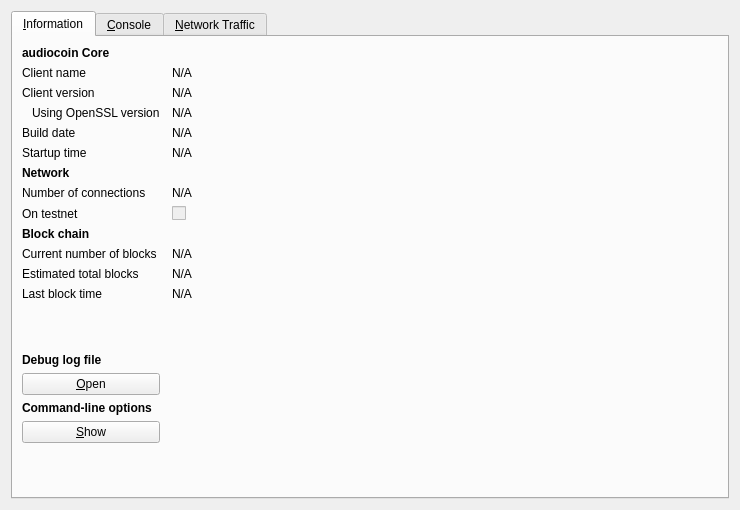
First picture: the form in src/qt/forms/rpcconsole.ui, repository aurovine/AudioCoin, before the edit.
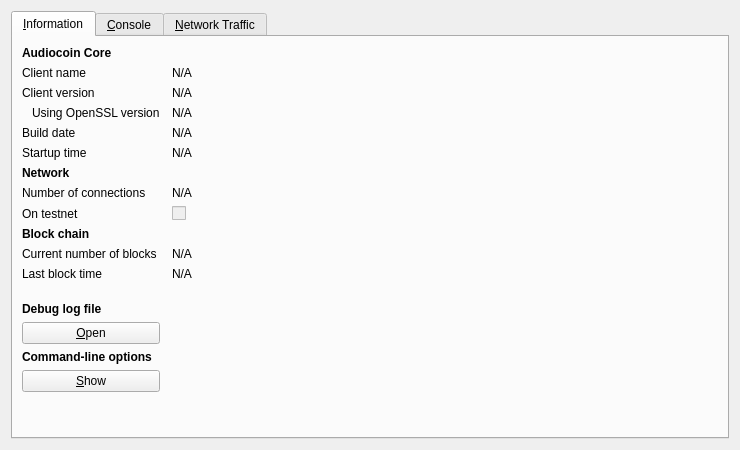
Second picture: the form after the edit. Icons and pictures are not drawn. Custom widgets are drawn as their Qt base class.

Diff of the .ui file:
```diff
--- a/src/qt/forms/rpcconsole.ui
+++ b/src/qt/forms/rpcconsole.ui
@@ -7,7 +7,7 @@
     <x>0</x>
     <y>0</y>
     <width>740</width>
-    <height>510</height>
+    <height>450</height>
    </rect>
   </property>
   <property name="windowTitle">
@@ -36,7 +36,7 @@
           </font>
          </property>
          <property name="text">
-          <string>audiocoin Core</string>
+          <string>Audiocoin Core</string>
          </property>
         </widget>
        </item>
@@ -248,36 +248,13 @@
         </widget>
        </item>
        <item row="11" column="0">
-        <widget class="QLabel" name="label_4">
-         <property name="text">
-          <string>Estimated total blocks</string>
-         </property>
-        </widget>
-       </item>
-       <item row="11" column="1">
-        <widget class="QLabel" name="totalBlocks">
-         <property name="cursor">
-          <cursorShape>IBeamCursor</cursorShape>
-         </property>
-         <property name="text">
-          <string>N/A</string>
-         </property>
-         <property name="textFormat">
-          <enum>Qt::PlainText</enum>
-         </property>
-         <property name="textInteractionFlags">
-          <set>Qt::LinksAccessibleByMouse|Qt::TextSelectableByKeyboard|Qt::TextSelectableByMouse</set>
-         </property>
-        </widget>
-       </item>
-       <item row="12" column="0">
         <widget class="QLabel" name="label_2">
          <property name="text">
           <string>Last block time</string>
          </property>
         </widget>
        </item>
-       <item row="12" column="1">
+       <item row="11" column="1">
         <widget class="QLabel" name="lastBlockTime">
          <property name="cursor">
           <cursorShape>IBeamCursor</cursorShape>
@@ -293,7 +270,7 @@
          </property>
         </widget>
        </item>
-       <item row="13" column="0">
+       <item row="12" column="0">
         <spacer name="verticalSpacer_2">
          <property name="orientation">
           <enum>Qt::Vertical</enum>
@@ -306,7 +283,7 @@
          </property>
         </spacer>
        </item>
-       <item row="14" column="0">
+       <item row="13" column="0">
         <widget class="QLabel" name="labelDebugLogfile">
          <property name="font">
           <font>
@@ -319,7 +296,7 @@
          </property>
         </widget>
        </item>
-       <item row="15" column="0">
+       <item row="14" column="0">
         <widget class="QPushButton" name="openDebugLogfileButton">
          <property name="toolTip">
           <string>Open the audiocoin debug log file from the current data directory. This can take a few seconds for large log files.</string>
@@ -332,7 +309,7 @@
          </property>
         </widget>
        </item>
-       <item row="16" column="0">
+       <item row="15" column="0">
         <widget class="QLabel" name="labelCLOptions">
          <property name="font">
           <font>
@@ -345,7 +322,7 @@
          </property>
         </widget>
        </item>
-       <item row="17" column="0">
+       <item row="16" column="0">
         <widget class="QPushButton" name="showCLOptionsButton">
          <property name="toolTip">
           <string>Show the audiocoin-Qt help message to get a list with possible audiocoin command-line options.</string>
@@ -358,7 +335,7 @@
          </property>
         </widget>
        </item>
-       <item row="18" column="0">
+       <item row="17" column="0">
         <spacer name="verticalSpacer">
          <property name="orientation">
           <enum>Qt::Vertical</enum>
```
Left out of the diff: 6 changed lines with no effect on the pictures.
